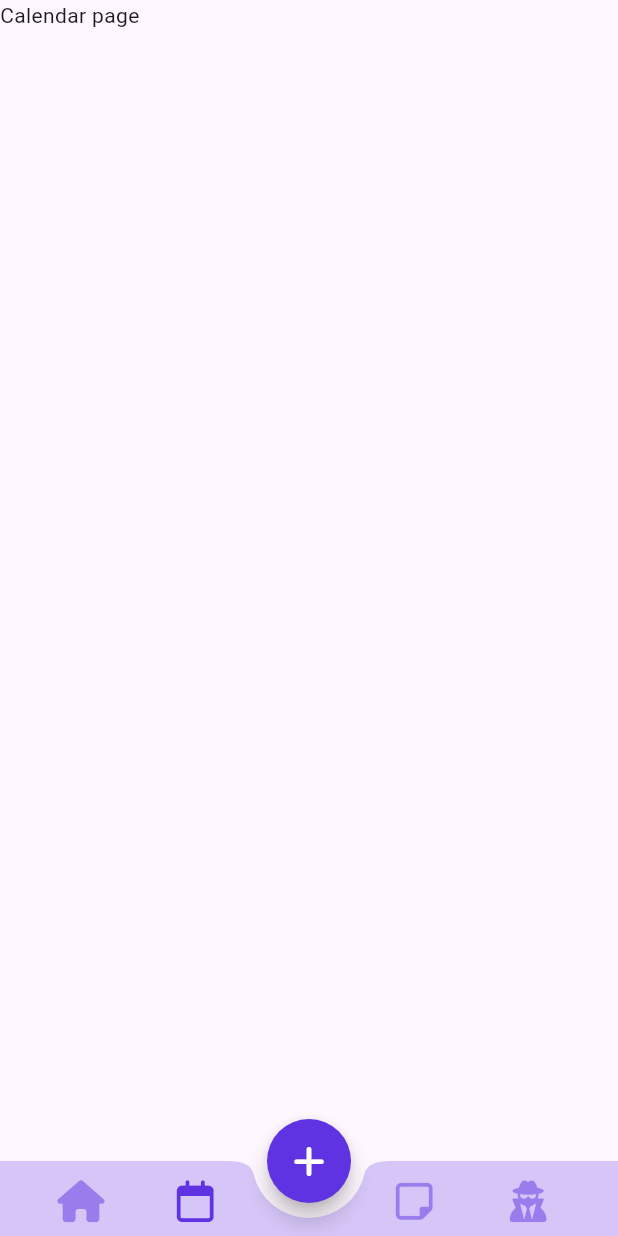
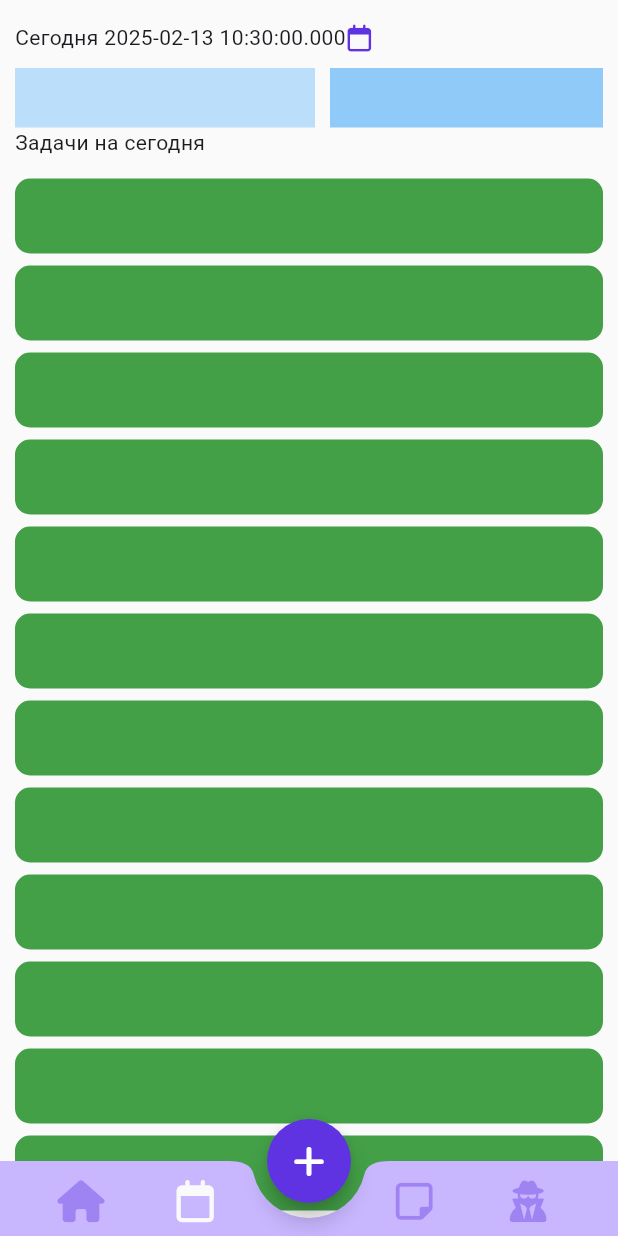
Before and after one commit to tashtemirlan/material_to_do_dart, a Flutter app: the BottomNavBar screen opened directly, swiped to page 2, on a phone screen of 412 x 824 dp. Run offline on Flutter 3.47's test engine with Material 3 defaults, Android fonts, the phone set to English and light mode, and no system bars; our stand-ins replace cached_network_image, dio, flutter_svg, fluttertoast, font_awesome_flutter, google_fonts and 4 more; missing offline and left inert: insta_image_viewer; accounts and stored records are empty; generated files the repository leaves out were written again.

Commit message:
Добавлен экран календаря. Изменена нижняя навигация.

```diff
--- /dev/null
+++ b/lib/global_folder/globals.dart
@@ -0,0 +1 @@
+const double bottomNavBarHeight = 50;
--- a/lib/ui_folder/bottom_navigation_folder/bottom_navigation_screen.dart
+++ b/lib/ui_folder/bottom_navigation_folder/bottom_navigation_screen.dart
@@ -7,6 +7,8 @@ import 'package:material_to_do/ui_folder/bottom_navigation_folder/home_screen.da
 import 'package:material_to_do/ui_folder/bottom_navigation_folder/notes_screen.dart';
 import 'package:material_to_do/ui_folder/bottom_navigation_folder/user_screen.dart';
 import 'package:material_to_do/global_folder/colors.dart' as colors;
+
+import '../../global_folder/globals.dart';
 
 class BottomNavBar extends StatefulWidget {
   const BottomNavBar({super.key});
@@ -31,7 +33,7 @@ class BottomNavBarState extends State<BottomNavBar> {
           alignment: Alignment.center,
           child: FaIcon(
             icon,
-            color: selected == index ? colors.mainColor : colors.mainColor.withValues(alpha: 0.5),
+            color: selected == index ? colors.scaffoldColor : colors.mainColor.withAlpha(100),
             size: 28,
           ),
         )
@@ -61,8 +63,8 @@ class BottomNavBarState extends State<BottomNavBar> {
       bottomNavigationBar: BottomAppBar(
         shape: const CircularNotchedRectangle(), // Creates a notch for the FAB
         notchMargin: 10.0, // Space between the FAB and the notch
-        color: colors.mainColor.withValues(alpha: 0.25),
-        height: 50,
+        color: colors.palete8,
+        height: bottomNavBarHeight,
         child: SizedBox(
           child: Row(
             mainAxisAlignment: MainAxisAlignment.start,
--- a/lib/ui_folder/bottom_navigation_folder/calendar_screen.dart
+++ b/lib/ui_folder/bottom_navigation_folder/calendar_screen.dart
@@ -1,6 +1,10 @@
+import 'package:flutter/cupertino.dart';
 import 'package:flutter/material.dart';
+import 'package:font_awesome_flutter/font_awesome_flutter.dart';
 
 import 'package:material_to_do/global_folder/colors.dart' as colors;
+
+import '../../global_folder/globals.dart';
 
 
 class CalendarScreen extends StatefulWidget {
@@ -12,6 +16,81 @@ class CalendarScreen extends StatefulWidget {
 
 class CalendarScreenState extends State<CalendarScreen>{
 
+  late DateTime selectedDateTime;
+
+  void showCupertinoDatePicker() async{
+    final resultPicker = await showModalBottomSheet<DateTime>(
+      context: context,
+      builder: (BuildContext builder) {
+        return Container(
+          height: 250,
+          decoration: BoxDecoration(
+              color: Colors.white,
+              borderRadius: BorderRadius.circular(20)
+          ),
+          child: Column(
+            children: [
+              Row(
+                mainAxisAlignment: MainAxisAlignment.spaceBetween,
+                children: [
+                  CupertinoButton(
+                    child: const Text('QQQQQQ', style: TextStyle(color: CupertinoColors.activeBlue)),
+                    onPressed: () {
+                      Navigator.pop(context);
+                    },
+                  ),
+                  CupertinoButton(
+                    child: const Text('WWWWWWW', style: TextStyle(color: CupertinoColors.activeBlue)),
+                    onPressed: () {
+                      Navigator.pop(context, selectedDateTime);
+                    },
+                  ),
+                ],
+              ),
+              Expanded(
+                child: CupertinoDatePicker(
+                  mode: CupertinoDatePickerMode.dateAndTime,
+                  initialDateTime: selectedDateTime,
+                  minimumDate: DateTime(2000),
+                  maximumDate: DateTime(2100),
+                  onDateTimeChanged: (DateTime newDate) {
+                    selectedDateTime = newDate;
+                  },
+                ),
+              ),
+            ],
+          ),
+        );
+      },
+    );
+    if(resultPicker!=null){
+      setState(() {
+        selectedDateTime = resultPicker;
+      });
+    }
+  }
+
+  Future<void> initVoid() async{
+    selectedDateTime = DateTime.now();
+  }
+
+  Widget tasks() {
+    return Column(
+      children: List.generate(
+        100, (index) => Container(
+          margin: EdgeInsets.symmetric(vertical: 4),
+          padding: EdgeInsets.all(10),
+          decoration: BoxDecoration(
+            color: Colors.green.shade600,
+            borderRadius: BorderRadius.circular(10),
+          ),
+          height: 50,
+          width: double.infinity,
+        ),
+      ),
+    );
+  }
+
 
   @override
   void dispose() {
@@ -21,15 +100,89 @@ class CalendarScreenState extends State<CalendarScreen>{
   @override
   void initState() {
     super.initState();
+    initVoid();
   }
 
 
   @override
   Widget build(BuildContext context) {
+    double width = MediaQuery.of(context).size.width;
+    double height = MediaQuery.of(context).size.height;
+    double statusBarHeight = MediaQuery.of(context).padding.top;
     return Scaffold(
       body: Container(
-        child: Text("Calendar page"),
-      ),
+          width: width,
+          height: height,
+          color: colors.scaffoldColor,
+          child: Padding(
+            padding: EdgeInsets.only(top: statusBarHeight),
+            child: SingleChildScrollView(
+              padding: EdgeInsets.zero,
+              physics: BouncingScrollPhysics(),
+              child: Padding(
+                padding: EdgeInsets.symmetric(horizontal: 10),
+                child: Column(
+                  mainAxisAlignment: MainAxisAlignment.start,
+                  crossAxisAlignment: CrossAxisAlignment.start,
+                  children: [
+                    const SizedBox(height: 15,),
+                    Row(
+                      children: [
+                        Text("Сегодня $selectedDateTime"),
+                        GestureDetector(
+                          onTap: showCupertinoDatePicker,
+                          child: Icon(FontAwesomeIcons.calendar, color: colors.mainColor, size: 18,),
+                        ),
+                      ],
+                    ),
+                    const SizedBox(height: 10,),
+                    SingleChildScrollView(
+                      scrollDirection: Axis.horizontal,
+                      child: Row(
+                        mainAxisAlignment: MainAxisAlignment.start,
+                        crossAxisAlignment: CrossAxisAlignment.start,
+                        children: [
+                          Container(
+                            width: 200,
+                            height: 40,
+                            color: Colors.blue.shade100,
+                          ),
+                          const SizedBox(width: 10,),
+                          Container(
+                            width: 200,
+                            height: 40,
+                            color: Colors.blue.shade200,
+                          ),
+                          const SizedBox(width: 10,),
+                          Container(
+                            width: 200,
+                            height: 40,
+                            color: Colors.blue.shade300,
+                          ),
+                          const SizedBox(width: 10,),
+                          Container(
+                            width: 200,
+                            height: 40,
+                            color: Colors.blue.shade400,
+                          ),
+                          const SizedBox(width: 10,),
+                          Container(
+                            width: 200,
+                            height: 40,
+                            color: Colors.blue.shade500,
+                          ),
+                        ],
+                      ),
+                    ),
+                    Text("Задачи на сегодня"),
+                    const SizedBox(height: 10,),
+                    tasks()
+                  ],
+                ),
+              ),
+            ),
+          )
+      )
     );
   }
 }
```
Also changed, not shown: lib/global_folder/colors.dart (+12 -0 lines).
